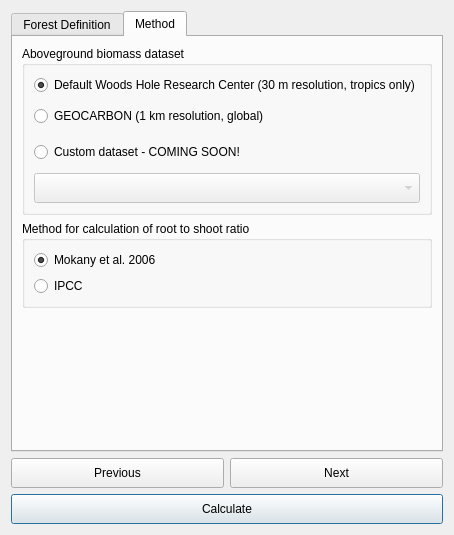
Above: LDMP/gui/DlgCalculateTCData.ui from ConservationInternational/trends.earth before the change. Below: the same form after it.
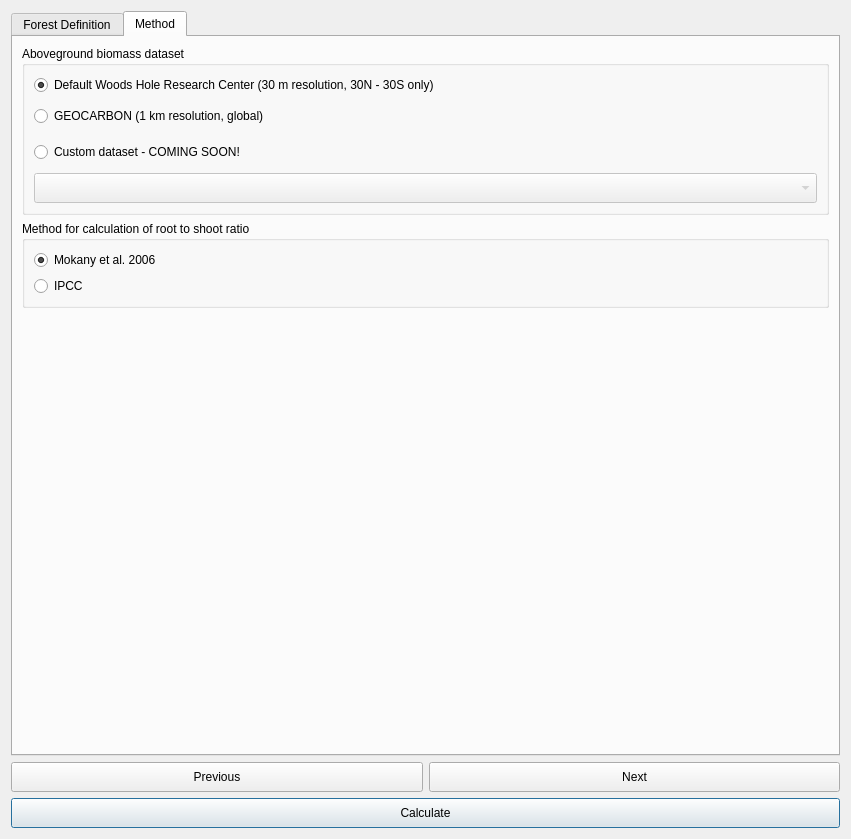
That is the form after the change. The open tabs and pages were chosen to show the change. Custom widgets are drawn as their Qt base class.

What changed in the file:
```diff
--- a/LDMP/gui/DlgCalculateTCData.ui
+++ b/LDMP/gui/DlgCalculateTCData.ui
@@ -6,8 +6,8 @@
    <rect>
     <x>0</x>
     <y>0</y>
-    <width>410</width>
-    <height>535</height>
+    <width>851</width>
+    <height>839</height>
    </rect>
   </property>
   <property name="sizePolicy">
@@ -342,7 +342,7 @@
           <item>
            <widget class="QRadioButton" name="radioButton_carbon_woods_hole">
             <property name="text">
-             <string>Default Woods Hole Research Center (30 m resolution, tropics only)</string>
+             <string>Default Woods Hole Research Center (30 m resolution, 30N - 30S only)</string>
             </property>
             <property name="checked">
              <bool>true</bool>
```
Left out of the diff: 2 changed lines with no effect on the pictures.
